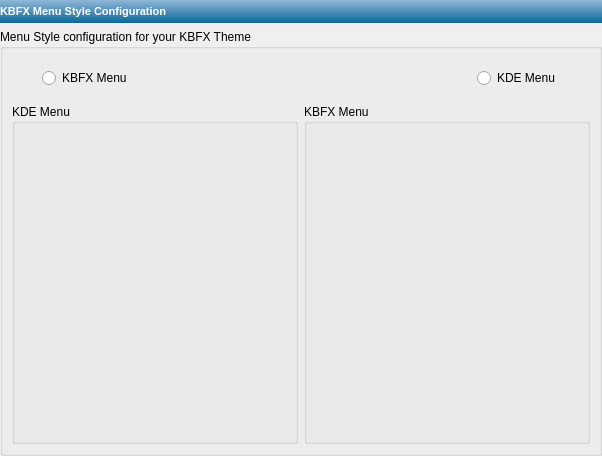
Above: kbfx4/configdialog/kbfx_mstyle.ui from plexydesk/kbfxmenu before the change. Below: the same form after it.
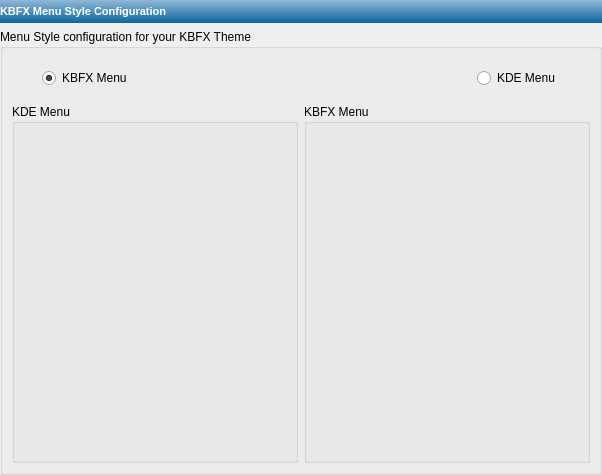
That is the form after the change. Icons and pictures are not drawn.

```diff
--- a/kbfx4/configdialog/kbfx_mstyle.ui
+++ b/kbfx4/configdialog/kbfx_mstyle.ui
@@ -6,7 +6,7 @@
     <x>0</x>
     <y>0</y>
     <width>602</width>
-    <height>456</height>
+    <height>475</height>
    </rect>
   </property>
   <property name="windowTitle" >
@@ -96,6 +96,9 @@
             <property name="text" >
              <string>KBFX Menu</string>
             </property>
+            <property name="checked" >
+             <bool>true</bool>
+            </property>
            </widget>
           </item>
           <item>
@@ -130,6 +133,12 @@
          <layout class="QHBoxLayout" name="horizontalLayout_3" >
           <item>
            <widget class="QGroupBox" name="groupBox_3" >
+            <property name="sizePolicy" >
+             <sizepolicy vsizetype="MinimumExpanding" hsizetype="Minimum" >
+              <horstretch>0</horstretch>
+              <verstretch>0</verstretch>
+             </sizepolicy>
+            </property>
             <property name="title" >
              <string>KDE Menu</string>
             </property>
@@ -153,6 +162,12 @@
           </item>
           <item>
            <widget class="QGroupBox" name="groupBox_2" >
+            <property name="sizePolicy" >
+             <sizepolicy vsizetype="MinimumExpanding" hsizetype="Minimum" >
+              <horstretch>0</horstretch>
+              <verstretch>0</verstretch>
+             </sizepolicy>
+            </property>
             <property name="title" >
              <string>KBFX Menu</string>
             </property>
```
